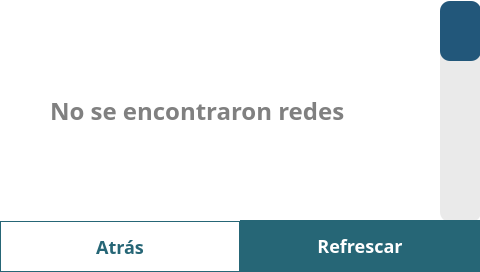
Before: the Qt Designer form src/views/WifiView/WifiList.ui in Giocerz/water_quality_rpi_unal, drawn with Qt 5.
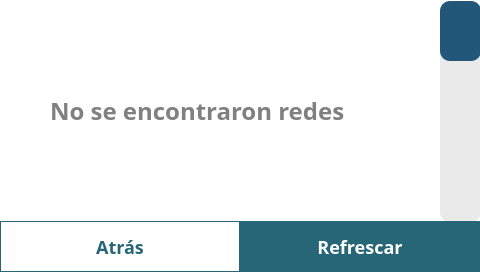
After: the same form once the commit is applied.

Commit message: fix: adjust refresh button geometry for improved alignment

The edit to the form file:
```diff
--- a/src/views/WifiView/WifiList.ui
+++ b/src/views/WifiView/WifiList.ui
@@ -119,9 +119,9 @@
     <property name="geometry">
      <rect>
       <x>240</x>
-      <y>220</y>
+      <y>221</y>
       <width>240</width>
-      <height>52</height>
+      <height>51</height>
      </rect>
     </property>
     <property name="styleSheet">
```
The commit also changes 1 other file.
